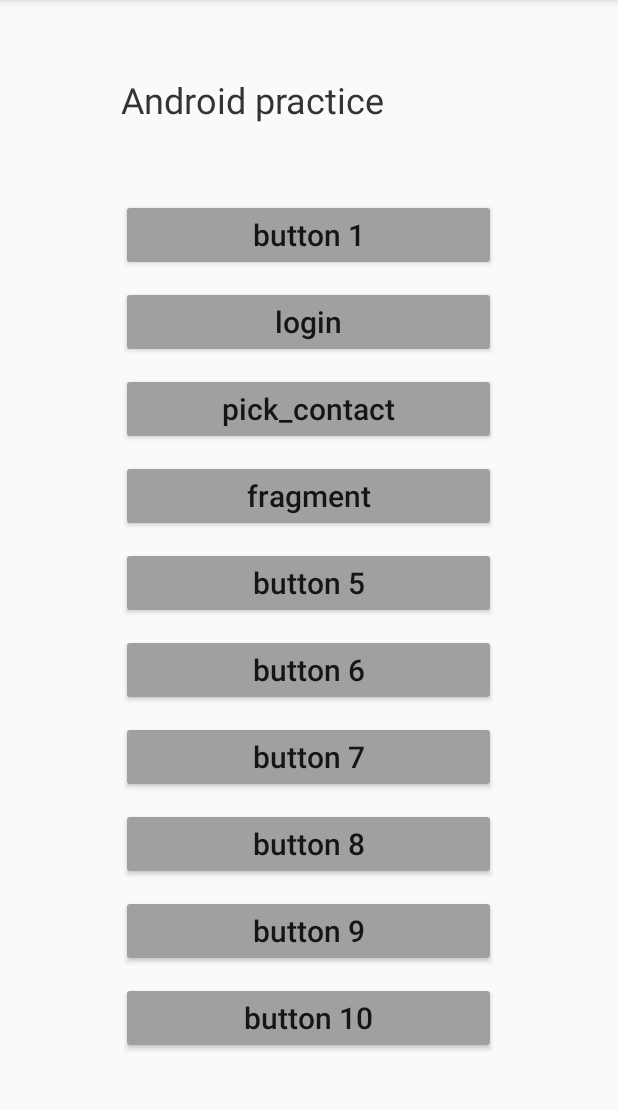
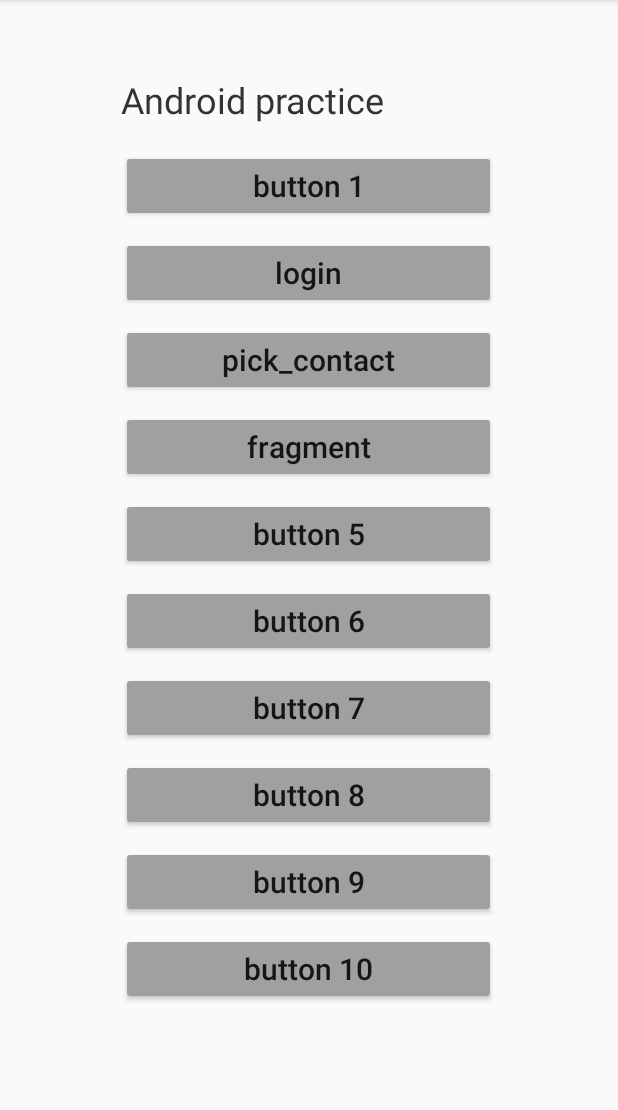
Before and after one commit to twisger/learn-android, an Android app: the screen it shows after launch (MainActivity), on a phone screen of 412 x 824 dp, the part 84-1194 px from its top. Run offline under Robolectric (Android 15) with nearby library versions, the phone set to English and light mode, and no system bars.

Commit message:
change feedback of frame-layout

```diff
--- a/app/src/main/res/layout/activity_main.xml
+++ b/app/src/main/res/layout/activity_main.xml
@@ -1,15 +1,12 @@
 <?xml version="1.0" encoding="utf-8"?>
 <FrameLayout xmlns:android="http://schemas.android.com/apk/res/android"
     xmlns:tools="http://schemas.android.com/tools"
-    android:layout_width="match_parent"
+    android:layout_width="250dp"
+    android:layout_gravity="center_horizontal"
+    android:orientation="vertical"
+    tools:context=".MainActivity"
     android:layout_height="match_parent">
 
-    <LinearLayout
-        android:layout_width="250dp"
-        android:layout_height="match_parent"
-        android:layout_gravity="center_horizontal"
-        android:orientation="vertical"
-        tools:context=".MainActivity">
 
         <TextView
             android:layout_width="match_parent"
@@ -17,10 +14,11 @@
             android:layout_marginTop="50dp"
             android:layout_marginBottom="50dp"
             android:text="@string/main_title"
-            android:textColor="#333"
+            android:textColor="@color/textColor"
             android:textSize="24sp" />
 
         <ScrollView
+            android:layout_marginTop="100dp"
             android:layout_width="match_parent"
             android:layout_height="wrap_content">
 
@@ -145,5 +143,4 @@
 
             </LinearLayout>
         </ScrollView>
-    </LinearLayout>
 </FrameLayout>
--- a/app/src/main/res/values/colors.xml
+++ b/app/src/main/res/values/colors.xml
@@ -4,4 +4,5 @@
     <color name="colorPrimaryDark">#00574B</color>
     <color name="colorAccent">#D81B60</color>
     <color name="gray">#FFA0A0A0</color>
+    <color name="textColor">#333</color>
 </resources>
```
